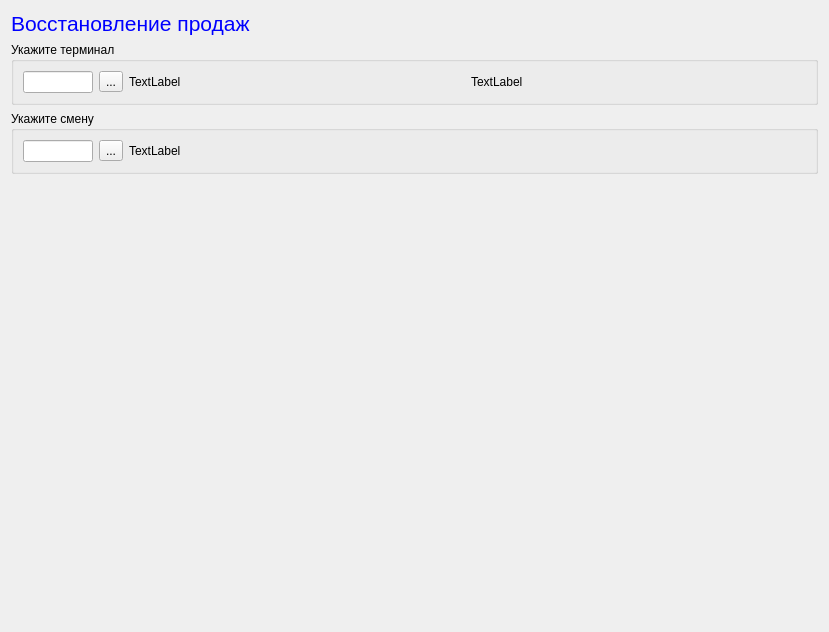
rust3128/MPosEdit, file lostcheckdialog.ui: the form before one commit.
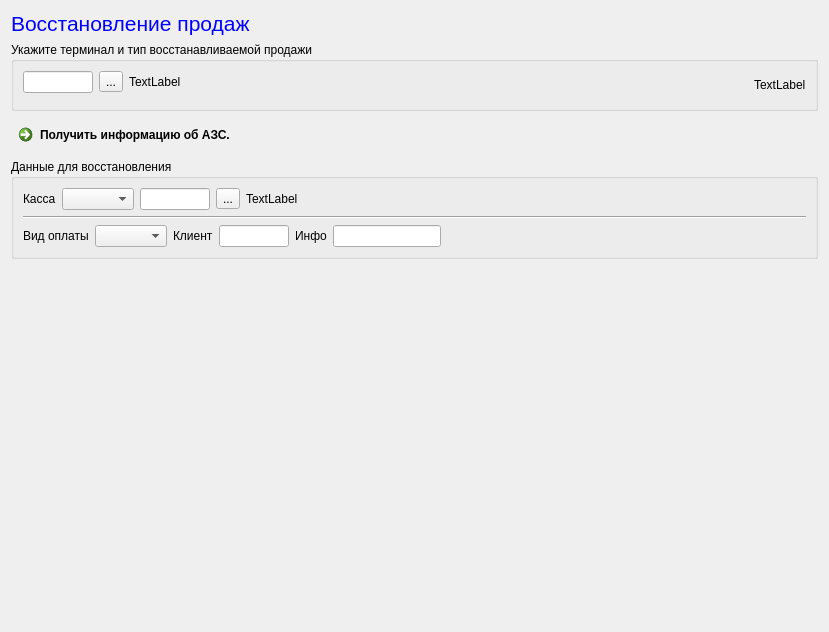
The form after the commit.

What changed in the file:
```diff
--- a/lostcheckdialog.ui
+++ b/lostcheckdialog.ui
@@ -37,10 +37,12 @@
    <item row="1" column="0">
     <widget class="QGroupBox" name="groupBoxTerminals">
      <property name="title">
-      <string>Укажите терминал</string>
+      <string>Укажите терминал и тип восстанавливаемой продажи</string>
      </property>
-     <layout class="QGridLayout" name="gridLayout_2">
+     <layout class="QGridLayout" name="gridLayout_2" columnstretch="1,0">
       <item row="0" column="0">
+       <layout class="QHBoxLayout" name="horizontalLayout">
+        <item>
        <widget class="QLineEdit" name="lineEditTerminalID">
         <property name="sizePolicy">
          <sizepolicy hsizetype="Fixed" vsizetype="Fixed">
@@ -56,21 +58,23 @@
         </property>
        </widget>
       </item>
-      <item row="0" column="1">
+        <item>
        <widget class="QToolButton" name="toolButtonSelectTerminal">
         <property name="text">
          <string>...</string>
         </property>
        </widget>
       </item>
-      <item row="0" column="2">
+        <item>
        <widget class="QLabel" name="labelTerminalName">
         <property name="text">
          <string>TextLabel</string>
         </property>
        </widget>
       </item>
-      <item row="0" column="3">
+       </layout>
+      </item>
+      <item row="0" column="1" rowspan="2">
        <widget class="QLabel" name="labelConnAviable">
         <property name="text">
          <string>TextLabel</string>
@@ -80,11 +84,13 @@
      </layout>
     </widget>
    </item>
-   <item row="2" column="0">
+   <item row="3" column="0">
     <widget class="QGroupBox" name="groupBoxShifts">
      <property name="title">
-      <string>Укажите смену</string>
+      <string>Данные для восстановления</string>
      </property>
+     <layout class="QGridLayout" name="gridLayout_3" columnstretch="0,0,1">
+      <item row="0" column="1" colspan="2">
      <layout class="QHBoxLayout" name="horizontalLayout_2">
       <item>
        <widget class="QLineEdit" name="lineEditShiftID">
@@ -117,9 +123,109 @@
        </widget>
       </item>
      </layout>
-    </widget>
-   </item>
-   <item row="3" column="0">
+      </item>
+      <item row="2" column="0" colspan="2">
+       <layout class="QHBoxLayout" name="horizontalLayout_5">
+        <item>
+         <widget class="QLabel" name="label_3">
+          <property name="text">
+           <string>Вид оплаты</string>
+          </property>
+         </widget>
+        </item>
+        <item>
+         <widget class="QComboBox" name="comboBoxPaytype"/>
+        </item>
+       </layout>
+      </item>
+      <item row="0" column="0">
+       <layout class="QHBoxLayout" name="horizontalLayout_4">
+        <item>
+         <widget class="QLabel" name="label_2">
+          <property name="text">
+           <string>Касса</string>
+          </property>
+         </widget>
+        </item>
+        <item>
+         <widget class="QComboBox" name="comboBoxPoss"/>
+        </item>
+       </layout>
+      </item>
+      <item row="2" column="2">
+       <layout class="QHBoxLayout" name="horizontalLayout_6">
+        <item>
+         <widget class="QLabel" name="label_4">
+          <property name="text">
+           <string>Клиент</string>
+          </property>
+         </widget>
+        </item>
+        <item>
+         <widget class="QLineEdit" name="lineEditClientCode">
+          <property name="sizePolicy">
+           <sizepolicy hsizetype="Fixed" vsizetype="Fixed">
+            <horstretch>0</horstretch>
+            <verstretch>0</verstretch>
+           </sizepolicy>
+          </property>
+          <property name="maximumSize">
+           <size>
+            <width>70</width>
+            <height>26</height>
+           </size>
+          </property>
+         </widget>
+        </item>
+        <item>
+         <widget class="QLabel" name="label_5">
+          <property name="text">
+           <string>Инфо</string>
+          </property>
+         </widget>
+        </item>
+        <item>
+         <widget class="QLineEdit" name="lineEditShiftID_2">
+          <property name="sizePolicy">
+           <sizepolicy hsizetype="Fixed" vsizetype="Fixed">
+            <horstretch>0</horstretch>
+            <verstretch>0</verstretch>
+           </sizepolicy>
+          </property>
+          <property name="maximumSize">
+           <size>
+            <width>150</width>
+            <height>26</height>
+           </size>
+          </property>
+         </widget>
+        </item>
+        <item>
+         <spacer name="horizontalSpacer_2">
+          <property name="orientation">
+           <enum>Qt::Horizontal</enum>
+          </property>
+          <property name="sizeHint" stdset="0">
+           <size>
+            <width>40</width>
+            <height>20</height>
+           </size>
+          </property>
+         </spacer>
+        </item>
+       </layout>
+      </item>
+      <item row="1" column="0" colspan="3">
+       <widget class="Line" name="line">
+        <property name="orientation">
+         <enum>Qt::Horizontal</enum>
+        </property>
+       </widget>
+      </item>
+     </layout>
+    </widget>
+   </item>
+   <item row="4" column="0">
     <spacer name="verticalSpacer">
      <property name="orientation">
       <enum>Qt::Vertical</enum>
@@ -132,6 +238,13 @@
      </property>
     </spacer>
    </item>
+   <item row="2" column="0">
+    <widget class="QCommandLinkButton" name="commandLinkButton">
+     <property name="text">
+      <string>Получить информацию об АЗС.</string>
+     </property>
+    </widget>
+   </item>
   </layout>
  </widget>
  <resources/>
```
Lines whose indentation alone changed are shown as unchanged.
